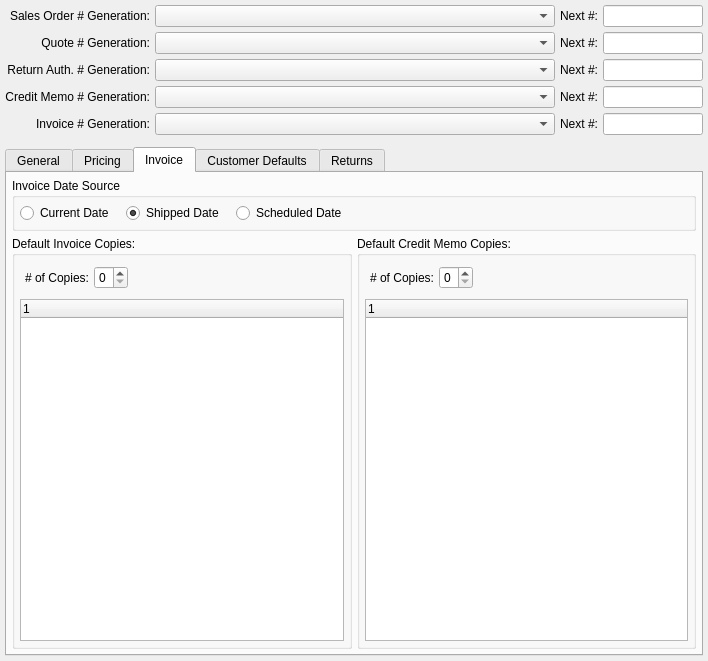
Before: the Qt Designer form xtuple/trunk/guiclient/configureSO.ui in WooodHead/xtuple, drawn with Qt 5.
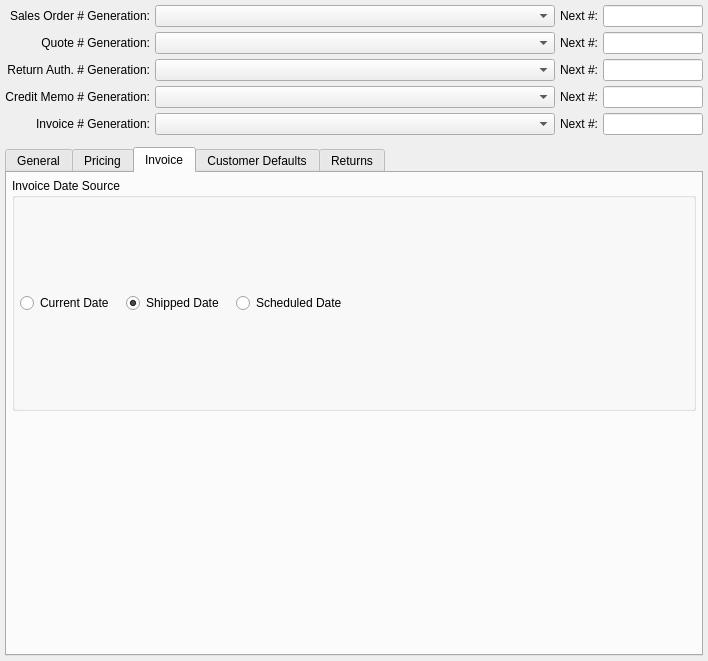
After: the same form once the commit is applied. The open tabs and pages were chosen to show the change. Custom widgets are drawn as their Qt base class.

Commit message: issue #14285 - create a shared widget to deal with multiple copies and use it almost everywhere we deal with multiple doc copies. build a printMultipleCopy base class that starts to split up the print processing so we can separate the steps more cleanly in the next round of commits. so far this seems close to backward compatible with existing xtbatch and core functionality, but that may change in the next round.

```diff
--- a/xtuple/trunk/guiclient/configureSO.ui
+++ b/xtuple/trunk/guiclient/configureSO.ui
@@ -708,7 +708,7 @@
          <string>Invoice</string>
         </attribute>
         <layout class="QGridLayout" name="gridLayout_9">
-         <item row="0" column="0" colspan="2">
+         <item row="0" column="0" colspan="3">
           <widget class="QGroupBox" name="_invcDateGroup">
            <property name="title">
             <string>Invoice Date Source</string>
@@ -762,125 +762,35 @@
           </widget>
          </item>
          <item row="1" column="0">
-          <widget class="QGroupBox" name="_invoiceGroup">
-           <property name="title">
+          <widget class="XDocCopySetter" name="_invoiceCopies">
+           <property name="labelText">
             <string>Default Invoice Copies:</string>
            </property>
-           <layout class="QGridLayout">
-            <item row="0" column="0">
-             <layout class="QHBoxLayout">
-              <property name="margin">
-               <number>5</number>
-              </property>
-              <item>
-               <widget class="QLabel" name="_invoiceNumOfCopiesLit">
-                <property name="text">
-                 <string># of Copies:</string>
-                </property>
-                <property name="alignment">
-                 <set>Qt::AlignRight|Qt::AlignTrailing|Qt::AlignVCenter</set>
-                </property>
-               </widget>
-              </item>
-              <item>
-               <widget class="QSpinBox" name="_invoiceNumOfCopies">
-                <property name="enabled">
-                 <bool>true</bool>
-                </property>
-                <property name="minimum">
-                 <number>0</number>
-                </property>
-                <property name="maximum">
-                 <number>9</number>
-                </property>
-                <property name="value">
-                 <number>0</number>
-                </property>
-               </widget>
-              </item>
-              <item>
-               <spacer>
-                <property name="orientation">
-                 <enum>Qt::Horizontal</enum>
-                </property>
-                <property name="sizeType">
-                 <enum>QSizePolicy::Expanding</enum>
-                </property>
-                <property name="sizeHint" stdset="0">
-                 <size>
-                  <width>16</width>
-                  <height>10</height>
-                 </size>
-                </property>
-               </spacer>
-              </item>
-             </layout>
-            </item>
-            <item row="1" column="0">
-             <widget class="XTreeWidget" name="_invoiceWatermarks"/>
-            </item>
-           </layout>
+           <property name="numCopiesMetric">
+            <string>InvoiceCopies</string>
+           </property>
+           <property name="showPriceMetric">
+            <string>InvoiceShowPrices</string>
+           </property>
+           <property name="watermarkMetric">
+            <string>InvoiceWatermark</string>
+           </property>
           </widget>
          </item>
          <item row="1" column="1">
-          <widget class="QGroupBox" name="_creditMemoGroup">
-           <property name="title">
+          <widget class="XDocCopySetter" name="_creditMemoCopies">
+           <property name="labelText">
             <string>Default Credit Memo Copies:</string>
            </property>
-           <layout class="QGridLayout">
-            <item row="0" column="0">
-             <layout class="QHBoxLayout">
-              <property name="margin">
-               <number>5</number>
-              </property>
-              <item>
-               <widget class="QLabel" name="_creditMemoNumOfCopiesLit">
-                <property name="text">
-                 <string># of Copies:</string>
-                </property>
-                <property name="alignment">
-                 <set>Qt::AlignRight|Qt::AlignTrailing|Qt::AlignVCenter</set>
-                </property>
-               </widget>
-              </item>
-              <item>
-               <widget class="QSpinBox" name="_creditMemoNumOfCopies">
-                <property name="enabled">
-                 <bool>true</bool>
-                </property>
-                <property name="minimum">
-                 <number>0</number>
-                </property>
-                <property name="maximum">
-                 <number>9</number>
-                </property>
-                <property name="value">
-                 <number>0</number>
-                </property>
-               </widget>
-              </item>
-              <item>
-               <spacer>
-                <property name="orientation">
-                 <enum>Qt::Horizontal</enum>
-                </property>
-                <property name="sizeType">
-                 <enum>QSizePolicy::Expanding</enum>
-                </property>
-                <property name="sizeHint" stdset="0">
-                 <size>
-                  <width>16</width>
-                  <height>10</height>
-                 </size>
-                </property>
-               </spacer>
-              </item>
-             </layout>
-            </item>
-            <item row="1" column="0">
-             <widget class="XTreeWidget" name="_creditMemoWatermarks"/>
-            </item>
-           </layout>
+           <property name="numCopiesMetric">
+            <string>CreditMemoCopies</string>
+           </property>
+           <property name="showPriceMetric">
+            <string>CreditMemoShowPrices</string>
+           </property>
+           <property name="watermarkMetric">
+            <string>CreditMemoWatermark</string>
+           </property>
           </widget>
          </item>
         </layout>
@@ -1381,18 +1291,17 @@
    <extends>QComboBox</extends>
    <header>xcombobox.h</header>
   </customwidget>
+  <customwidget>
+   <class>XDocCopySetter</class>
+   <extends>QWidget</extends>
+   <header>xdoccopysetter.h</header>
+  </customwidget>
   <customwidget>
    <class>XLineEdit</class>
    <extends>QLineEdit</extends>
    <header>xlineedit.h</header>
    <container>1</container>
   </customwidget>
-  <customwidget>
-   <class>XTreeWidget</class>
-   <extends>QTreeWidget</extends>
-   <header>xtreewidget.h</header>
-   <container>1</container>
-  </customwidget>
  </customwidgets>
  <tabstops>
   <tabstop>_orderNumGeneration</tabstop>
```
Left out of the diff: 4 changed lines with no effect on the pictures. The commit also changes 46 other files.
